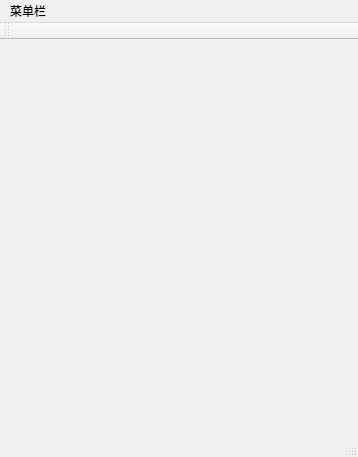
Old version of the form Six-Stone-Master/mainwindow.ui in the repository Yooki-K/Six_Stone_Master.
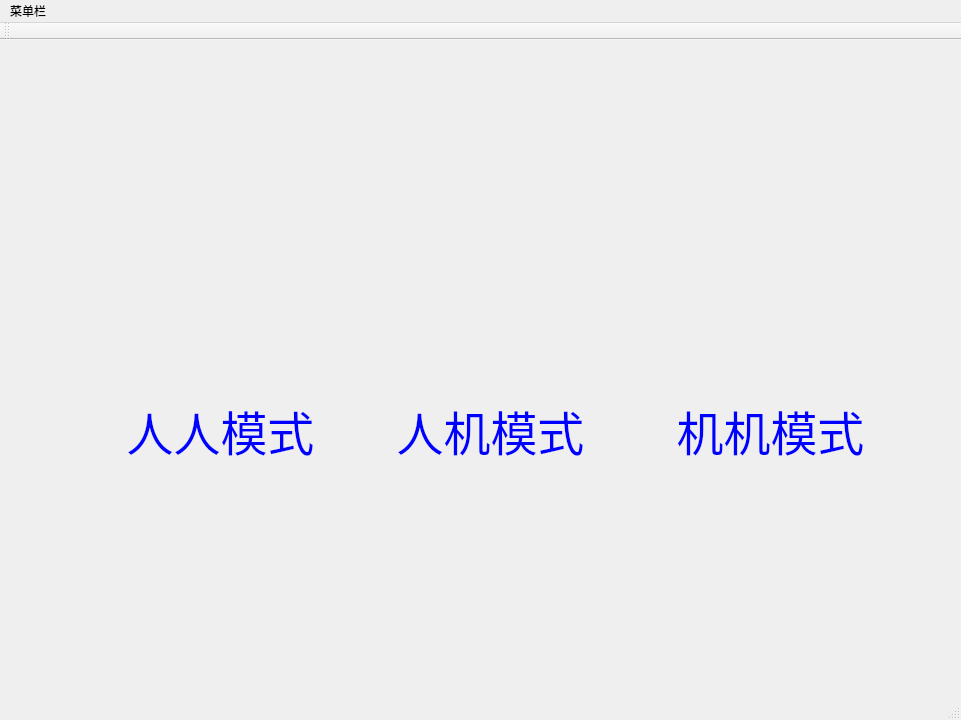
New version of the form. Custom widgets are drawn as their Qt base class.

The edit to the form file:
```diff
--- a/Six-Stone-Master/mainwindow.ui
+++ b/Six-Stone-Master/mainwindow.ui
@@ -6,8 +6,8 @@
    <rect>
     <x>0</x>
     <y>0</y>
-    <width>358</width>
-    <height>457</height>
+    <width>961</width>
+    <height>720</height>
    </rect>
   </property>
   <property name="windowTitle">
@@ -33,13 +33,117 @@
      <string notr="true"/>
     </property>
    </widget>
+   <widget class="QWidget" name="selecttype" native="true">
+    <property name="geometry">
+     <rect>
+      <x>70</x>
+      <y>290</y>
+      <width>851</width>
+      <height>201</height>
+     </rect>
+    </property>
+    <property name="styleSheet">
+     <string notr="true">font: 35pt &quot;华文行楷&quot;;
+color:rgb(0, 0, 255);</string>
+    </property>
+    <widget class="QPushButton" name="ButtonMA">
+     <property name="geometry">
+      <rect>
+       <x>290</x>
+       <y>70</y>
+       <width>261</width>
+       <height>61</height>
+      </rect>
+     </property>
+     <property name="font">
+      <font>
+       <family>华文行楷</family>
+       <pointsize>35</pointsize>
+       <weight>50</weight>
+       <italic>false</italic>
+       <bold>false</bold>
+      </font>
+     </property>
+     <property name="styleSheet">
+      <string notr="true"/>
+     </property>
+     <property name="text">
+      <string>人机模式</string>
+     </property>
+     <property name="flat">
+      <bool>true</bool>
+     </property>
+    </widget>
+    <widget class="QPushButton" name="ButtonAA">
+     <property name="geometry">
+      <rect>
+       <x>570</x>
+       <y>70</y>
+       <width>261</width>
+       <height>61</height>
+      </rect>
+     </property>
+     <property name="font">
+      <font>
+       <family>华文行楷</family>
+       <pointsize>35</pointsize>
+       <weight>50</weight>
+       <italic>false</italic>
+       <bold>false</bold>
+      </font>
+     </property>
+     <property name="styleSheet">
+      <string notr="true"/>
+     </property>
+     <property name="text">
+      <string>机机模式</string>
+     </property>
+     <property name="autoDefault">
+      <bool>false</bool>
+     </property>
+     <property name="flat">
+      <bool>true</bool>
+     </property>
+    </widget>
+    <widget class="QPushButton" name="ButtonMM">
+     <property name="geometry">
+      <rect>
+       <x>20</x>
+       <y>70</y>
+       <width>261</width>
+       <height>61</height>
+      </rect>
+     </property>
+     <property name="font">
+      <font>
+       <family>华文行楷</family>
+       <pointsize>35</pointsize>
+       <weight>50</weight>
+       <italic>false</italic>
+       <bold>false</bold>
+      </font>
+     </property>
+     <property name="styleSheet">
+      <string notr="true"/>
+     </property>
+     <property name="text">
+      <string>人人模式</string>
+     </property>
+     <property name="default">
+      <bool>false</bool>
+     </property>
+     <property name="flat">
+      <bool>true</bool>
+     </property>
+    </widget>
+   </widget>
   </widget>
   <widget class="QMenuBar" name="menuBar">
    <property name="geometry">
     <rect>
      <x>0</x>
      <y>0</y>
-     <width>358</width>
+     <width>961</width>
      <height>26</height>
     </rect>
    </property>
```
